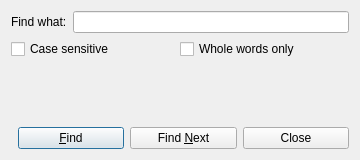
Before: the Qt Designer form src/finddialog.ui in BrainB0ne/plainmd, drawn with Qt 5.
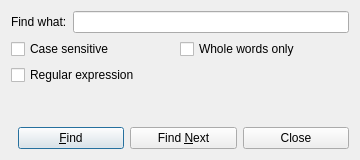
After: the same form once the commit is applied.

Commit message: Add Enhanced Find with Case Sensitive, Whole Words, and Regex

What changed in the file:
```diff
--- a/src/finddialog.ui
+++ b/src/finddialog.ui
@@ -57,6 +57,24 @@
      </item>
     </layout>
    </item>
+   <item>
+    <layout class="QHBoxLayout" name="regexLayout">
+     <item>
+      <widget class="QCheckBox" name="regexCheck">
+       <property name="text">
+        <string>Regular expression</string>
+       </property>
+      </widget>
+     </item>
+     <item>
+      <spacer name="horizontalSpacerRegex">
+       <property name="orientation">
+        <enum>Qt::Horizontal</enum>
+       </property>
+      </spacer>
+     </item>
+    </layout>
+   </item>
    <item>
     <widget class="QLabel" name="statusLabel">
      <property name="styleSheet">
```
The commit also changes 7 other files.
